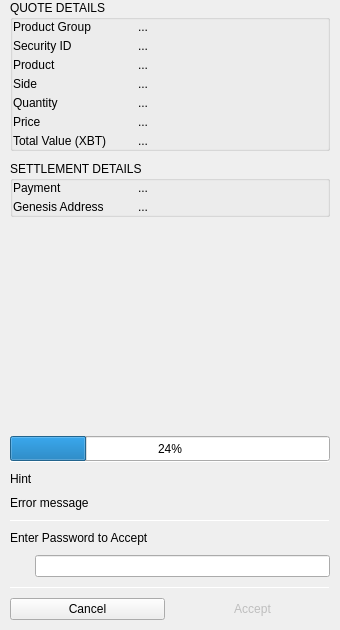
Old version of the form BlockSettleUILib/DealerCCSettlementDialog.ui in the repository BlockSettle/terminal.
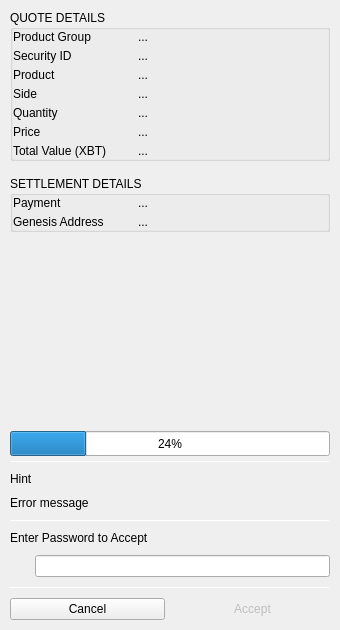
New version of the form. Icons and pictures are not drawn.

```diff
--- a/BlockSettleUILib/DealerCCSettlementDialog.ui
+++ b/BlockSettleUILib/DealerCCSettlementDialog.ui
@@ -63,19 +63,19 @@
      </property>
      <layout class="QVBoxLayout" name="verticalLayout_3">
       <property name="spacing">
-       <number>10</number>
+       <number>15</number>
       </property>
       <property name="leftMargin">
        <number>10</number>
       </property>
       <property name="topMargin">
-       <number>0</number>
+       <number>10</number>
       </property>
       <property name="rightMargin">
        <number>10</number>
       </property>
       <property name="bottomMargin">
-       <number>0</number>
+       <number>5</number>
       </property>
       <item>
        <widget class="QGroupBox" name="groupBox_2">
```
